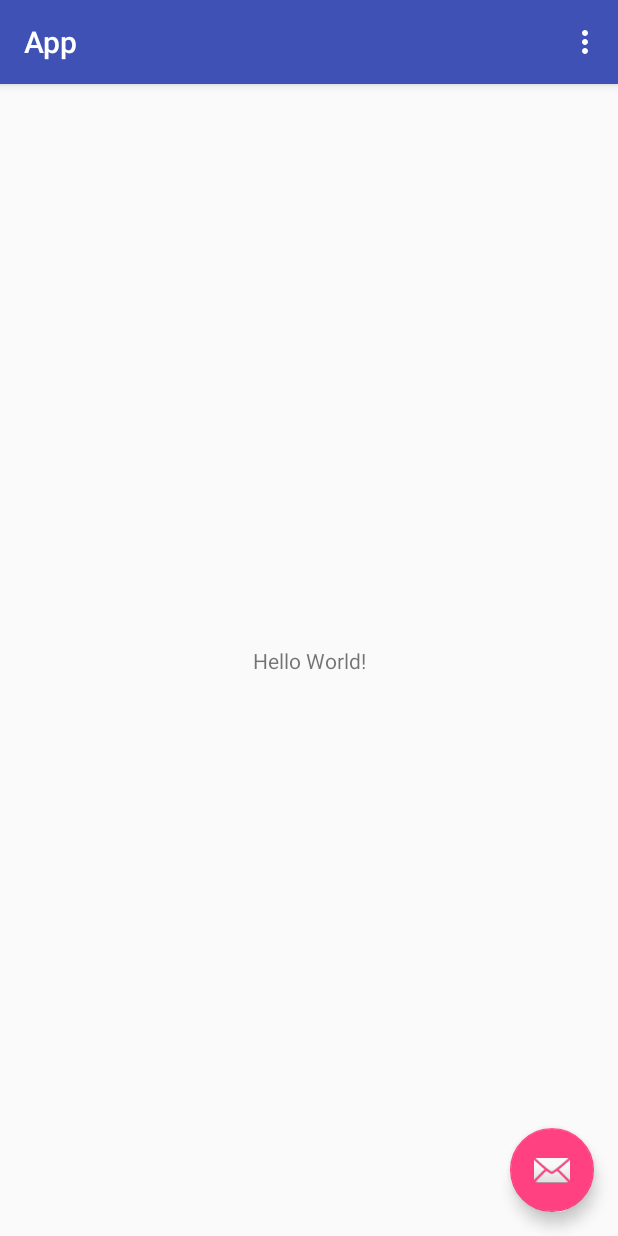
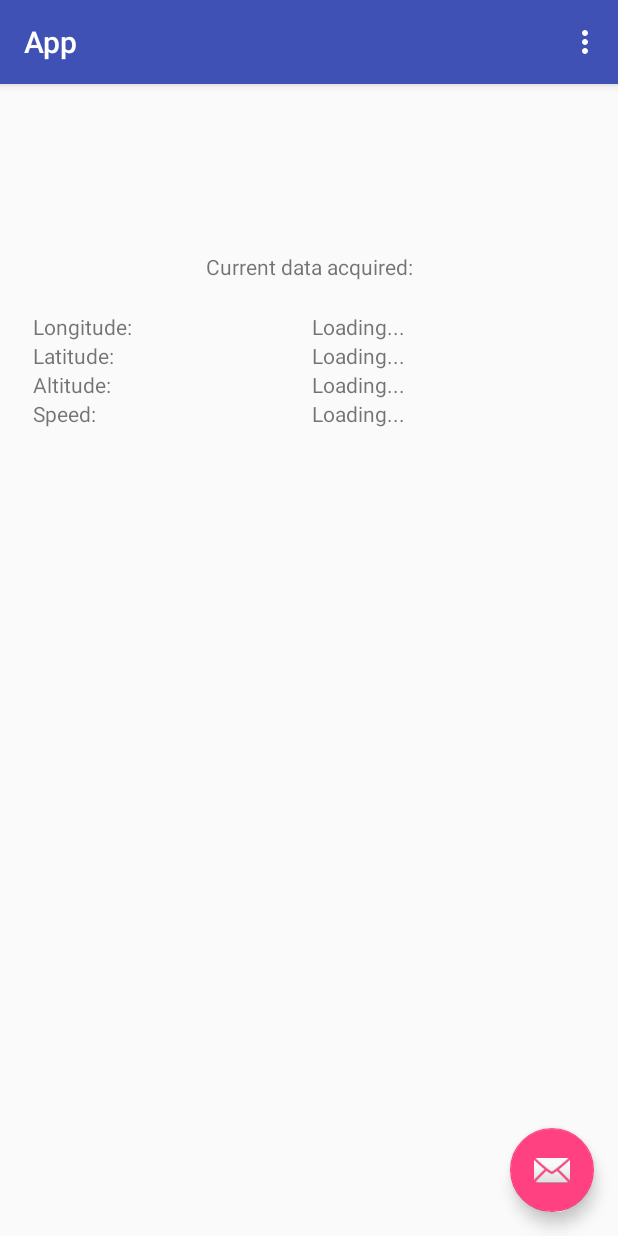
Before and after one commit to erwinwildenburg/HvA-Mobile-Infrastructure-and-Security, an Android app: the screen it shows after launch (MainActivity), on a phone screen of 412 x 824 dp. Run offline under Robolectric (Android 15) with nearby library versions, the phone set to English and light mode, and no system bars.

Commit message:
Add ability to get data from the GPS

```diff
--- a/App/app/src/main/AndroidManifest.xml
+++ b/App/app/src/main/AndroidManifest.xml
@@ -2,6 +2,7 @@
 <manifest xmlns:android="http://schemas.android.com/apk/res/android"
     package="net.erwinwildenburg.app">
 
+    <uses-permission android:name="android.permission.ACCESS_FINE_LOCATION" />
     <application
         android:allowBackup="true"
         android:icon="@mipmap/ic_launcher"
--- /dev/null
+++ b/App/app/src/main/java/net/erwinwildenburg/app/LocationHandler.java
@@ -0,0 +1,73 @@
+package net.erwinwildenburg.app;
+
+import android.Manifest;
+import android.content.Context;
+import android.content.pm.PackageManager;
+import android.location.Location;
+import android.location.LocationListener;
+import android.location.LocationManager;
+import android.os.Bundle;
+import android.support.v4.app.ActivityCompat;
+import android.support.v4.content.ContextCompat;
+
+public class LocationHandler implements LocationListener {
+
+    private Context context = null;
+    private LocationManager locationManager = null;
+
+    public LocationHandler(Context context) {
+        this.context = context;
+        this.locationManager = (LocationManager) context.getSystemService(context.LOCATION_SERVICE);
+
+        // Check if we have the required permissions
+        if (ContextCompat.checkSelfPermission(context, Manifest.permission.ACCESS_FINE_LOCATION) != PackageManager.PERMISSION_GRANTED) {
+            ActivityCompat.requestPermissions((MainActivity)context, new String[] { Manifest.permission.ACCESS_FINE_LOCATION }, 100);
+        }
+        else {
+            onLocationChanged(locationManager.getLastKnownLocation(LocationManager.GPS_PROVIDER));
+            locationManager.requestLocationUpdates(LocationManager.GPS_PROVIDER, 5000, 10, this);
+        }
+    }
+
+    @Override
+    public void onLocationChanged(Location location) {
+        // Check if we actually got a value
+        if (location == null) return;
+
+
+        final String latitude = String.format(Double.toString(location.getLatitude()));
+        final String longitude = String.format(Double.toString(location.getLongitude()));
+        final String altitude = String.format(Double.toString(location.getAltitude()));
+        final String speed = String.format(Double.toString(location.getSpeed()));
+
+        // TODO: Save these with the API
+
+        // Run on the UI thread so the user can see the results
+        ((MainActivity)context).runOnUiThread(new Runnable() {
+            @Override
+            public void run() {
+                // Update the values on the MainActivity with what we got from the LocationListener
+                ((MainActivity) context).currentLongitude.setText(longitude);
+                ((MainActivity) context).currentLatitude.setText(latitude);
+                ((MainActivity) context).currentAltitude.setText(altitude);
+                ((MainActivity) context).currentSpeed.setText(speed);
+            }
+        });
+    }
+
+    @Override
+    public void onStatusChanged(String s, int i, Bundle bundle) {
+
+    }
+
+    @Override
+    public void onProviderEnabled(String s) {
+
+    }
+
+    @Override
+    public void onProviderDisabled(String s) {
+
+    }
+
+}
--- a/App/app/src/main/java/net/erwinwildenburg/app/MainActivity.java
+++ b/App/app/src/main/java/net/erwinwildenburg/app/MainActivity.java
@@ -1,5 +1,6 @@
 package net.erwinwildenburg.app;
 
+import android.content.pm.PackageManager;
 import android.os.Bundle;
 import android.support.design.widget.FloatingActionButton;
 import android.support.design.widget.Snackbar;
@@ -8,8 +9,17 @@ import android.support.v7.widget.Toolbar;
 import android.view.View;
 import android.view.Menu;
 import android.view.MenuItem;
+import android.widget.TextView;
 
 public class MainActivity extends AppCompatActivity {
+
+    private LocationHandler locationHandler = null;
+    private SettingsHandler settingsHandler = null;
+
+    public TextView currentLongitude = null;
+    public TextView currentLatitude = null;
+    public TextView currentAltitude = null;
+    public TextView currentSpeed = null;
 
     @Override
     protected void onCreate(Bundle savedInstanceState) {
@@ -26,6 +36,14 @@ public class MainActivity extends AppCompatActivity {
                         .setAction("Action", null).show();
             }
         });
+
+        currentLongitude = findViewById(R.id.textView_longitude_value);
+        currentLatitude = findViewById(R.id.textView_latitude_value);
+        currentAltitude = findViewById(R.id.textView_altitude_value);
+        currentSpeed = findViewById(R.id.textView_speed_value);
+
+        this.locationHandler = new LocationHandler(this);
+        this.settingsHandler = new SettingsHandler(this);
     }
 
     @Override
@@ -49,4 +67,17 @@ public class MainActivity extends AppCompatActivity {
 
         return super.onOptionsItemSelected(item);
     }
+
+    @Override
+    public void onRequestPermissionsResult(int requestCode, String[] permissions, int[] grantResults) {
+        switch (requestCode) {
+            case 100: // LocationHandler
+                if (grantResults[0] == PackageManager.PERMISSION_GRANTED) {
+                    this.locationHandler = new LocationHandler(this);
+                }
+                break;
+            default:
+                super.onRequestPermissionsResult(requestCode, permissions, grantResults);
+        }
+    }
 }
--- /dev/null
+++ b/App/app/src/main/java/net/erwinwildenburg/app/SettingsHandler.java
@@ -0,0 +1,48 @@
+package net.erwinwildenburg.app;
+
+import android.app.AlertDialog;
+import android.content.Context;
+import android.content.DialogInterface;
+import android.content.Intent;
+import android.provider.Settings;
+
+
+public class SettingsHandler {
+
+    Context context = null;
+
+    public SettingsHandler(Context context) {
+        this.context = context;
+        try {
+            // Check if the location is enabled and set to high accuracy mode
+            if (Settings.Secure.getInt(context.getContentResolver(), Settings.Secure.LOCATION_MODE) != Settings.Secure.LOCATION_MODE_HIGH_ACCURACY) {
+                // Show alert with a question to fix the
+                ShowAlert("Set location services to high accuracy?", Settings.ACTION_LOCATION_SOURCE_SETTINGS);
+            }
+        } catch (Settings.SettingNotFoundException e) {
+            e.printStackTrace();
+        }
+    }
+
+    public void ShowAlert(String message, final String positiveAction) {
+        AlertDialog.Builder builder = new AlertDialog.Builder(context, android.R.style.Theme_Material_Dialog_Alert)
+            .setTitle(message)
+            .setPositiveButton(android.R.string.yes, new DialogInterface.OnClickListener() {
+                @Override
+                public void onClick(DialogInterface dialogInterface, int i) {
+                    // We send the user to the location settings page so he/she can change the settings accordingly
+                    context.startActivity(new Intent(positiveAction));
+                }
+            })
+            .setNegativeButton(android.R.string.no, new DialogInterface.OnClickListener() {
+                @Override
+                public void onClick(DialogInterface dialogInterface, int i) {
+                    // We don't have to do anything when the user doesn't want to change this
+                }
+            })
+            .setIcon(android.R.drawable.ic_dialog_alert);
+
+        builder.show();
+    }
+
+}
--- a/App/app/src/main/res/layout/content_main.xml
+++ b/App/app/src/main/res/layout/content_main.xml
@@ -11,10 +11,90 @@
     <TextView
         android:layout_width="wrap_content"
         android:layout_height="wrap_content"
-        android:text="Hello World!"
+        android:text="Current data acquired:"
         app:layout_constraintBottom_toBottomOf="parent"
         app:layout_constraintLeft_toLeftOf="parent"
         app:layout_constraintRight_toRightOf="parent"
-        app:layout_constraintTop_toTopOf="parent" />
+        app:layout_constraintTop_toTopOf="parent"
+        app:layout_constraintVertical_bias="0.15" />
+
+    <TableLayout
+        android:layout_width="368dp"
+        android:layout_height="wrap_content"
+        android:stretchColumns="0,1"
+        app:layout_constraintBottom_toBottomOf="parent"
+        app:layout_constraintLeft_toLeftOf="parent"
+        app:layout_constraintRight_toRightOf="parent"
+        app:layout_constraintTop_toTopOf="parent"
+        app:layout_constraintVertical_bias="0.22" >
+
+        <TableRow
+            android:layout_width="match_parent"
+            android:layout_height="wrap_content">
+
+            <TextView
+                android:id="@+id/textView_longitude"
+                android:layout_width="wrap_content"
+                android:layout_height="wrap_content"
+                android:text="Longitude:" />
+
+            <TextView
+                android:id="@+id/textView_longitude_value"
+                android:layout_width="wrap_content"
+                android:layout_height="wrap_content"
+                android:text="Loading..." />
+        </TableRow>
+
+        <TableRow
+            android:layout_width="match_parent"
+            android:layout_height="match_parent">
+
+            <TextView
+                android:id="@+id/textView_latitude"
+                android:layout_width="wrap_content"
+                android:layout_height="wrap_content"
+                android:text="Latitude:" />
+
+            <TextView
+                android:id="@+id/textView_latitude_value"
+                android:layout_width="wrap_content"
+                android:layout_height="wrap_content"
+                android:text="Loading..." />
+        </TableRow>
+
+        <TableRow
+            android:layout_width="match_parent"
+            android:layout_height="match_parent">
+
+            <TextView
+                android:id="@+id/textView_altitude"
+                android:layout_width="wrap_content"
+                android:layout_height="wrap_content"
+                android:text="Altitude:" />
+
+            <TextView
+                android:id="@+id/textView_altitude_value"
+                android:layout_width="wrap_content"
+                android:layout_height="wrap_content"
+                android:text="Loading..." />
+        </TableRow>
+
+        <TableRow
+            android:layout_width="match_parent"
+            android:layout_height="match_parent">
+
+            <TextView
+                android:id="@+id/textView_speed"
+                android:layout_width="wrap_content"
+                android:layout_height="wrap_content"
+                android:text="Speed:" />
+
+            <TextView
+                android:id="@+id/textView_speed_value"
+                android:layout_width="wrap_content"
+                android:layout_height="wrap_content"
+                android:text="Loading..." />
+        </TableRow>
+    </TableLayout>
 
 </android.support.constraint.ConstraintLayout>
```
